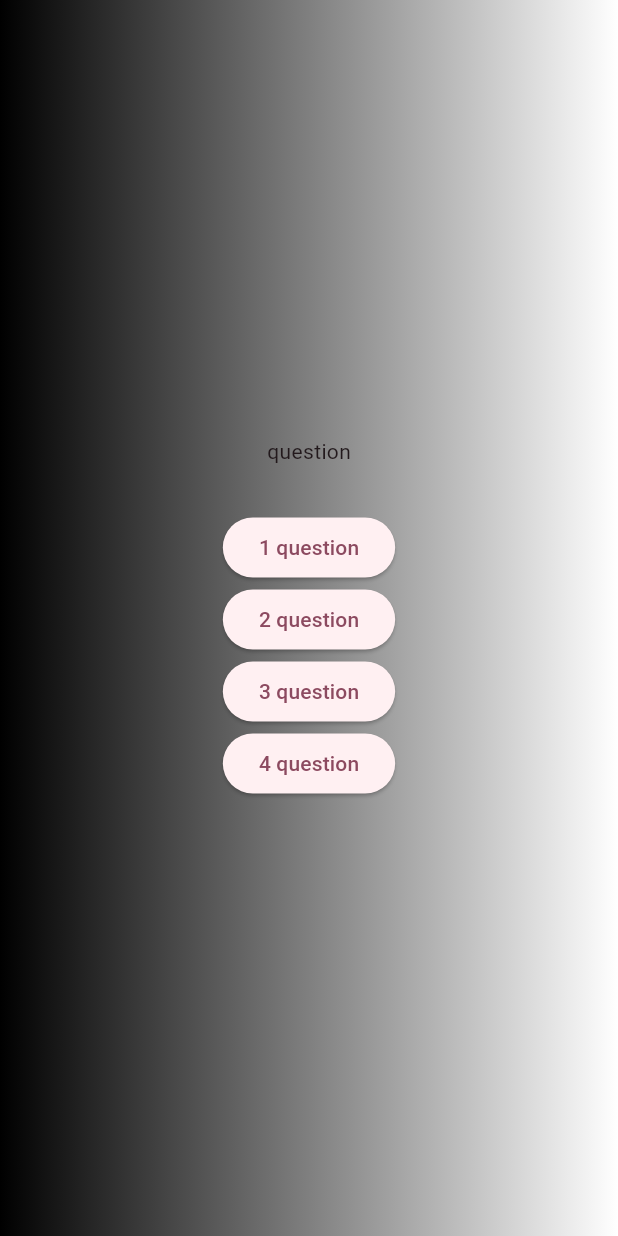
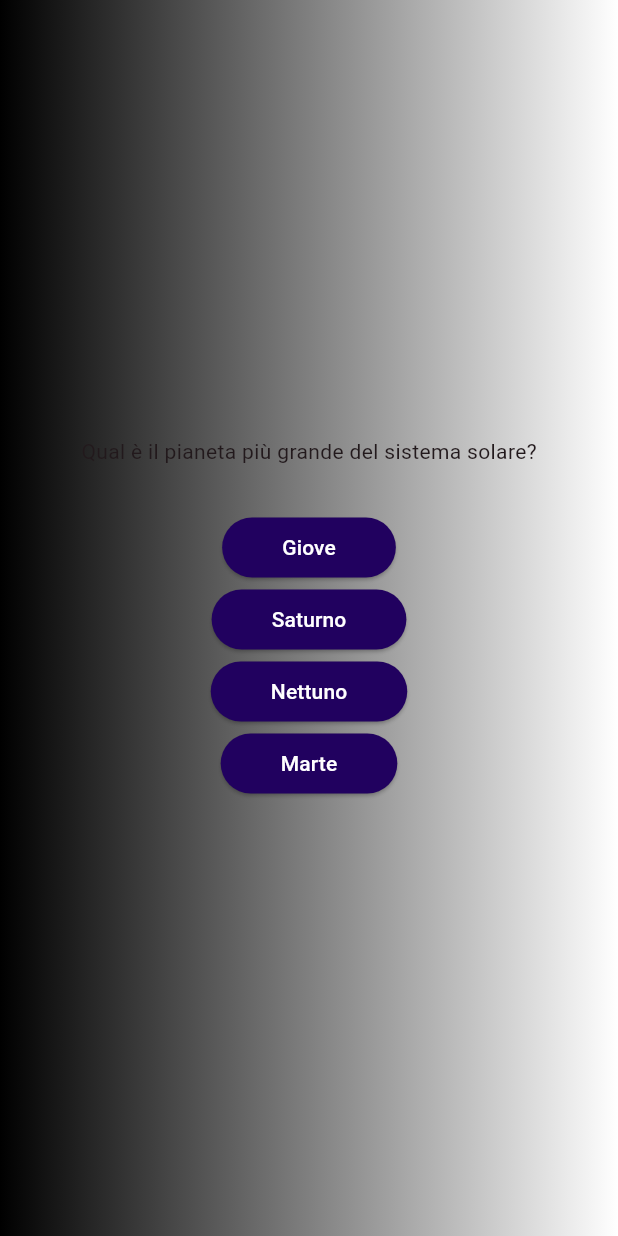
Before and after one commit to Perr4/quiz_app_corrected, a Flutter app: the screen it shows after launch, after a tap on "Start", on a phone screen of 412 x 824 dp. Run offline on Flutter 3.47's test engine with Material 3 defaults, Android fonts, the phone set to English and light mode, and no system bars.

Commit message:
Button base created

```diff
--- a/lib/question_screen.dart
+++ b/lib/question_screen.dart
@@ -1,5 +1,8 @@
 import 'package:flutter/material.dart';
+import 'package:quiz_app_corrected/widget/answer_button.dart';
+import 'package:quiz_app_corrected/data/question_data.dart';
 
+//Widget con la Schermata delle Domade
 class QuestionScreen extends StatefulWidget {
   const QuestionScreen({super.key});
 
@@ -10,6 +13,8 @@ class QuestionScreen extends StatefulWidget {
 }
 
 class _QuestionState extends State<QuestionScreen> {
+  final currentQuestion = Question[0];
+
   @override
   Widget build(BuildContext context) {
     return SizedBox(
@@ -18,24 +23,14 @@ class _QuestionState extends State<QuestionScreen> {
         child: Column(
           mainAxisSize: MainAxisSize.min,
           children: [
-            const Text("question"),
+            Text(currentQuestion.text),
             const SizedBox(height: 30),
-            ElevatedButton(
-              onPressed: () {},
-              child: const Text("1 question"),
-            ),
-            ElevatedButton(
-              onPressed: () {},
-              child: const Text("2 question"),
-            ),
-            ElevatedButton(
-              onPressed: () {},
-              child: const Text("3 question"),
-            ),
-            ElevatedButton(
-              onPressed: () {},
-              child: const Text("4 question"),
-            ),
+            AnswerButton(currentQuestion.answers[0], () {
+              print(currentQuestion.answers[0]);
+            }),
+            AnswerButton(currentQuestion.answers[1], () {}),
+            AnswerButton(currentQuestion.answers[2], () {}),
+            AnswerButton(currentQuestion.answers[3], () {}),
           ],
         ),
       ),
--- a/lib/widget/answer_button.dart
+++ b/lib/widget/answer_button.dart
@@ -0,0 +1,26 @@
+import 'package:flutter/material.dart';
+
+class AnswerButton extends StatelessWidget {
+  const AnswerButton(this.testo, this.onTap, {super.key});
+
+  final String testo;
+  final void Function() onTap;
+
+
+  //Bottone per la selezione delle risposte nella schermata delle domande
+  @override
+  Widget build(BuildContext context) {
+    return ElevatedButton(
+      onPressed: () {},
+      style: ElevatedButton.styleFrom(
+        backgroundColor: Color.fromARGB(255, 33, 1, 95),
+        foregroundColor: Colors.white,
+        shape: RoundedRectangleBorder(
+          borderRadius: BorderRadiusGeometry.circular(40),
+        ),
+        padding: EdgeInsets.symmetric(vertical: 10, horizontal: 40),
+      ),
+      child: Text(testo),
+    );
+  }
+}
```
